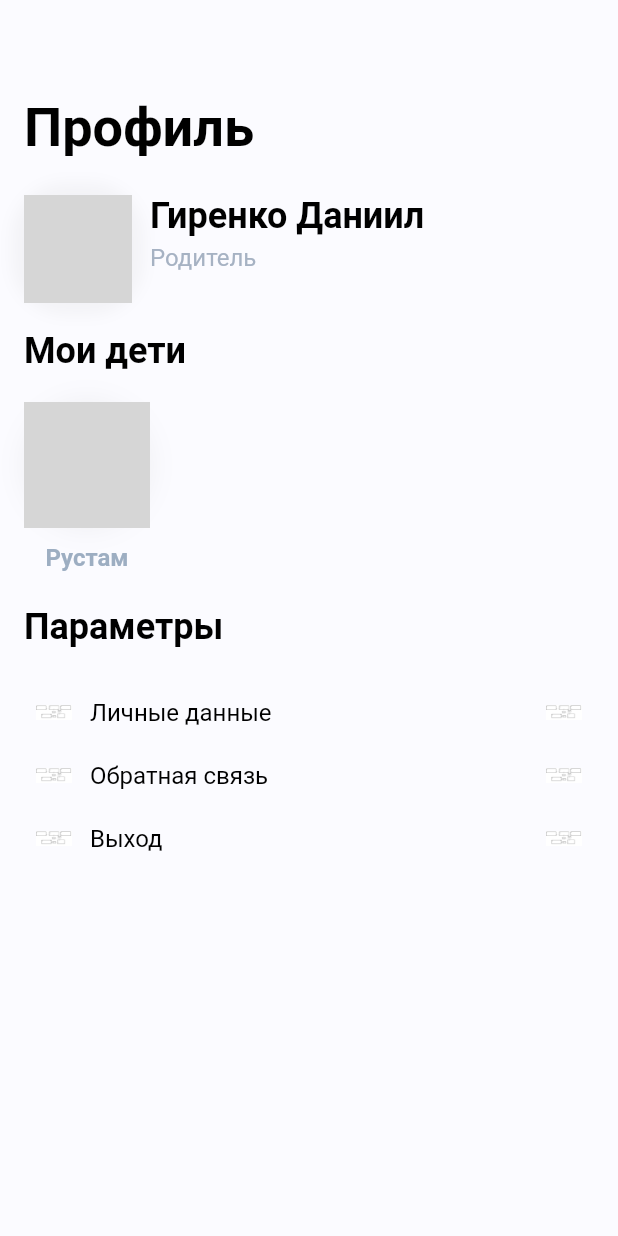
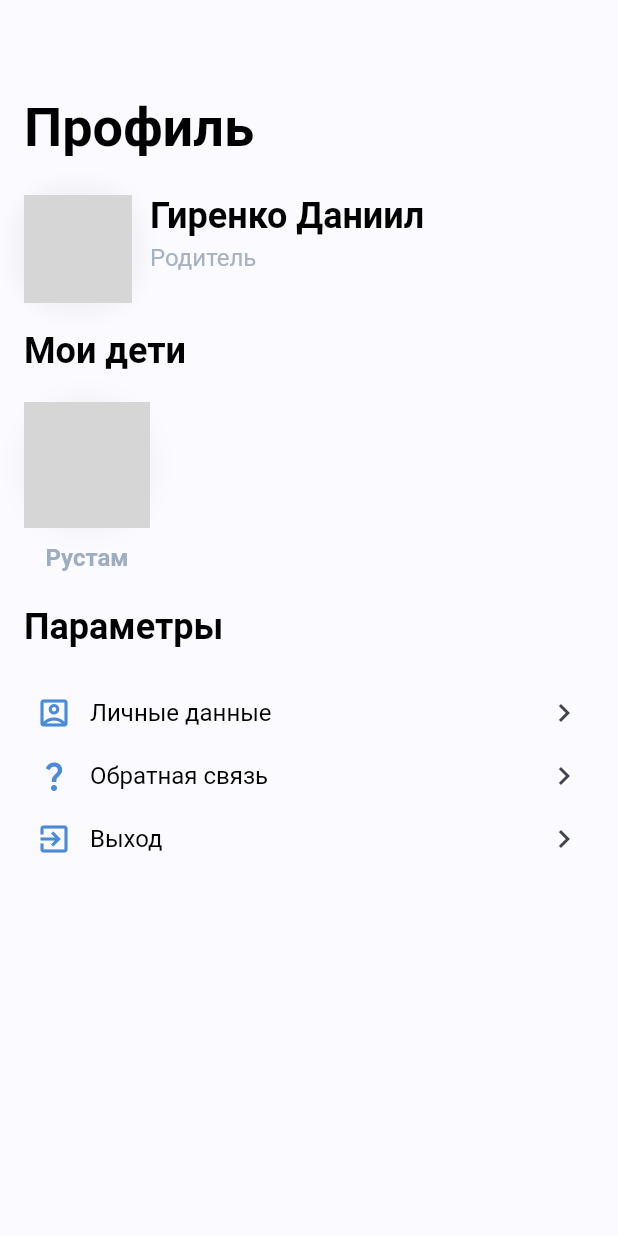
Before and after one commit to StarProxima/CampApp, a Flutter app: the screen it shows after launch, after a tap on "Вход как ребенка", after a tap on "Выход", after a tap on "Вход как родителя", on a phone screen of 412 x 824 dp. Run offline on Flutter 3.47's test engine with Material 2 defaults, Android fonts, the phone set to English and light mode, and no system bars; our stand-ins replace file_picker, flutter_chat_types, flutter_chat_ui, image_picker, open_file and 1 more; missing offline and left inert: dart:ffi, image_picker_for_web, mobile_scanner; network calls fail; grey boxes are pictures that could not be loaded.

Commit message:
Замена иконок

```diff
--- a/camp_app/lib/child_profile_page.dart
+++ b/camp_app/lib/child_profile_page.dart
@@ -147,9 +147,9 @@ class _ChildProfilePageState extends State<ChildProfilePage> {
             const SizedBox(
               height: 24,
             ),
-            makeLine("Обо мне", AppImages.testPic, () {}),
-            makeLine("Моя медкарта", AppImages.testPic, () {}),
-            makeLine("Выход", AppImages.testPic, () {
+            makeLineI("Обо мне", Icons.account_box_outlined, () {}),
+            makeLineI("Моя медкарта", Icons.local_hospital_outlined, () {}),
+            makeLineI("Выход", Icons.exit_to_app, () {
               widget.onExit();
             }),
             Spacer(),
--- a/camp_app/lib/ui/parent_child_profile_page.dart
+++ b/camp_app/lib/ui/parent_child_profile_page.dart
@@ -117,8 +117,7 @@ class _ParentChildProfilePageState extends State<ParentChildProfilePage> {
             const SizedBox(
               height: 24,
             ),
-            makeLine("Обо мне", AppImages.testPic, () {}),
-            makeLine("Мои вожатые", AppImages.testPic, () {}),
+            makeLineI("Обо мне", Icons.account_box_outlined, () {}),
             Spacer(),
           ],
         ),
--- a/camp_app/lib/ui/parent_profile_page.dart
+++ b/camp_app/lib/ui/parent_profile_page.dart
@@ -225,10 +225,10 @@ class _ParentProfilePage extends State<ParentProfilePage> {
             Column(
               crossAxisAlignment: CrossAxisAlignment.start,
               children: [
-                makeLine("Личные данные", AppImages.testPic, () => log("1")),
-                makeLine("Обратная связь", AppImages.testPic,
+                makeLineI("Личные данные", Icons.account_box_outlined, () => log("1")),
+                makeLineI("Обратная связь", Icons.question_mark,
                     () => Navigator.push(context, MaterialPageRoute(builder: (context) => const ChatPage()))),
-                makeLine("Выход", AppImages.testPic, () => widget.onExit())
+                makeLineI("Выход", Icons.exit_to_app, () => widget.onExit())
               ],
             ),
           ],
```
